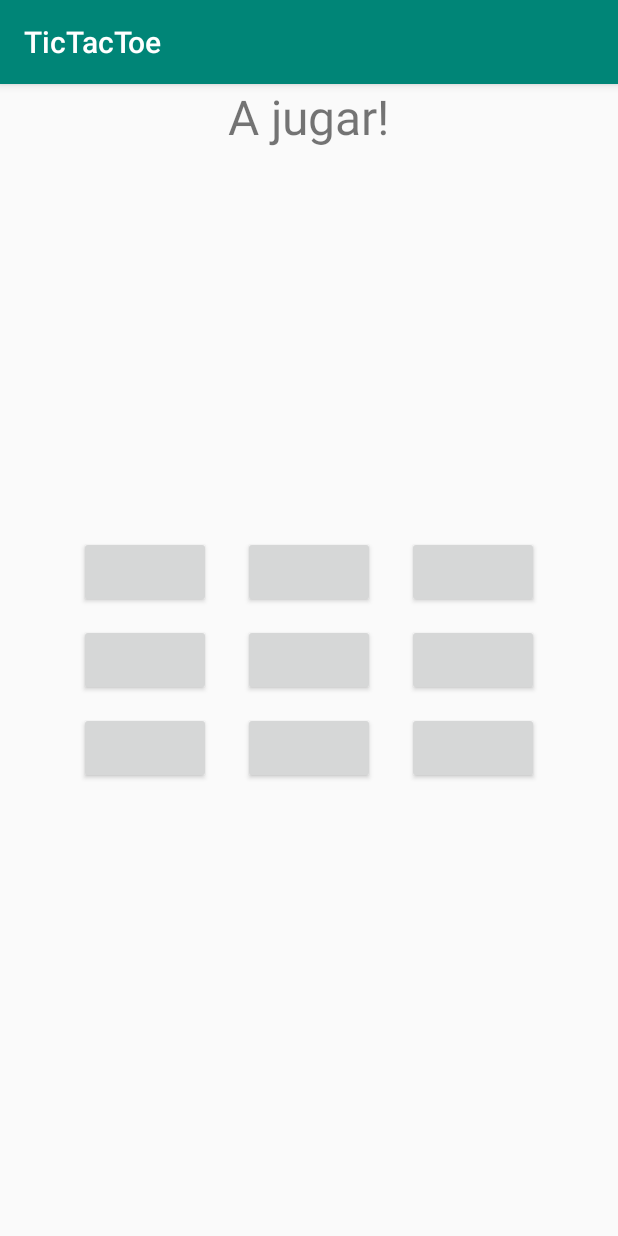
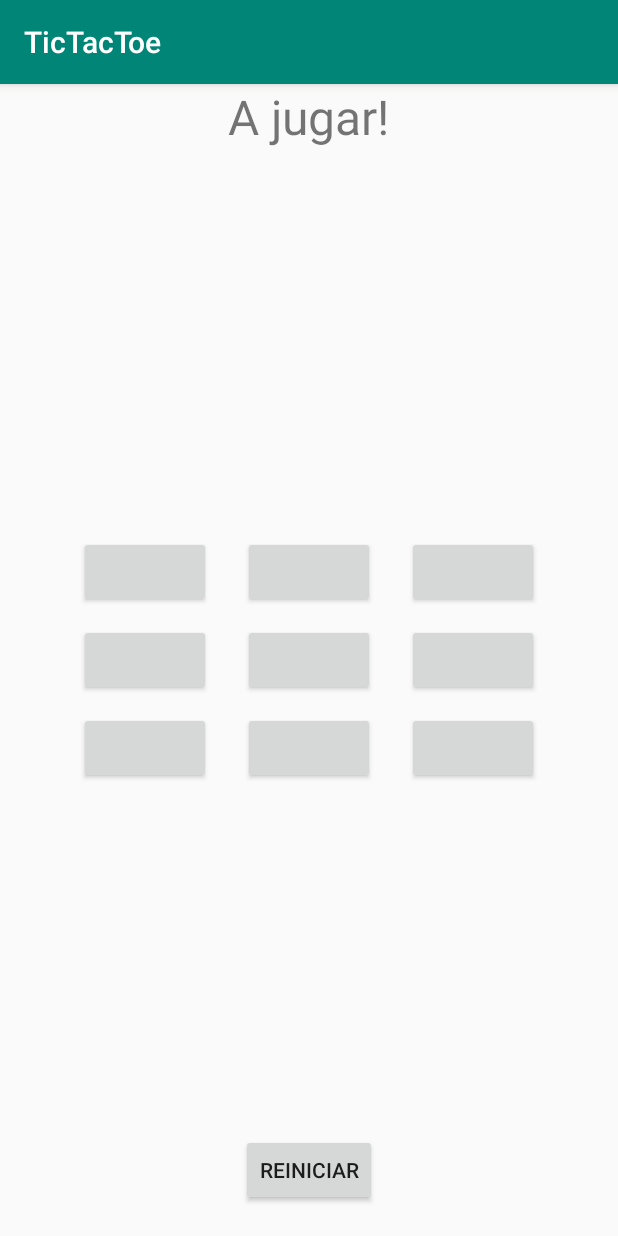
Before and after one commit to kiikedls/Gatito, an Android app: the juego screen opened directly, with no data from a screen before it, on a phone screen of 412 x 824 dp. Run offline under Robolectric (Android 15) with nearby library versions, the phone set to English and light mode, and no system bars.

Commit message:
cambie de posicion el mensaje invisible de ganador y el boton de reinicio

```diff
--- a/app/src/main/res/layout/activity_juego.xml
+++ b/app/src/main/res/layout/activity_juego.xml
@@ -4,14 +4,23 @@
     xmlns:tools="http://schemas.android.com/tools"
     android:layout_width="match_parent"
     android:layout_height="match_parent"
-    tools:context=".juego">
+    tools:context=".juego"
+    >
 
     <TextView
         android:layout_width="wrap_content"
         android:layout_height="wrap_content"
         android:text="A jugar!"
         android:layout_gravity="center|top"
-        android:textSize="32dp"/>
+        android:textSize="32dp"
+        android:textAlignment="center"/>
+
+    <Button
+        android:layout_width="wrap_content"
+        android:layout_height="wrap_content"
+        android:text="Reiniciar"
+        android:layout_gravity="bottom|center"
+        android:layout_marginBottom="20dp"/>
 
     <LinearLayout
         android:layout_width="wrap_content"
@@ -27,17 +36,20 @@
                 android:layout_width="wrap_content"
                 android:layout_height="0dp"
                 android:layout_weight="1"
-                android:layout_margin="5dp"/>
+                android:layout_margin="5dp"
+                android:id="@+id/btn1"/>
             <Button
                 android:layout_width="wrap_content"
                 android:layout_height="0dp"
                 android:layout_weight="1"
-                android:layout_margin="5dp"/>
+                android:layout_margin="5dp"
+                android:id="@+id/btn2"/>
             <Button
                 android:layout_width="wrap_content"
                 android:layout_height="0dp"
                 android:layout_weight="1"
-                android:layout_margin="5dp"/>
+                android:layout_margin="5dp"
+                android:id="@+id/btn3"/>
         </LinearLayout>
         <LinearLayout
             android:layout_width="wrap_content"
@@ -49,17 +61,20 @@
                 android:layout_width="wrap_content"
                 android:layout_height="0dp"
                 android:layout_weight="1"
-                android:layout_margin="5dp"/>
+                android:layout_margin="5dp"
+                android:id="@+id/btn4"/>
             <Button
                 android:layout_width="wrap_content"
                 android:layout_height="0dp"
                 android:layout_weight="1"
-                android:layout_margin="5dp"/>
+                android:layout_margin="5dp"
+                android:id="@+id/btn5"/>
             <Button
                 android:layout_width="wrap_content"
                 android:layout_height="0dp"
                 android:layout_weight="1"
-                android:layout_margin="5dp"/>
+                android:layout_margin="5dp"
+                android:id="@+id/btn6"/>
         </LinearLayout>
         <LinearLayout
             android:layout_width="wrap_content"
@@ -70,19 +85,31 @@
                 android:layout_width="wrap_content"
                 android:layout_height="0dp"
                 android:layout_weight="1"
-                android:layout_margin="5dp"/>
+                android:layout_margin="5dp"
+                android:id="@+id/btn7"/>
             <Button
                 android:layout_width="wrap_content"
                 android:layout_height="0dp"
                 android:layout_weight="1"
-                android:layout_margin="5dp"/>
+                android:layout_margin="5dp"
+                android:id="@+id/btn8"/>
             <Button
                 android:layout_width="wrap_content"
                 android:layout_height="0dp"
                 android:layout_weight="1"
-                android:layout_margin="5dp"/>
+                android:layout_margin="5dp"
+                android:id="@+id/btn9"/>
         </LinearLayout>
 
     </LinearLayout>
 
+    <TextView
+        android:layout_width="match_parent"
+        android:layout_height="wrap_content"
+        android:layout_gravity="top|center"
+        android:textSize="55dp"
+        android:layout_marginTop="60dp"
+        android:visibility="invisible"
+        tools:visibility="visible" />
+
 </FrameLayout>
```
